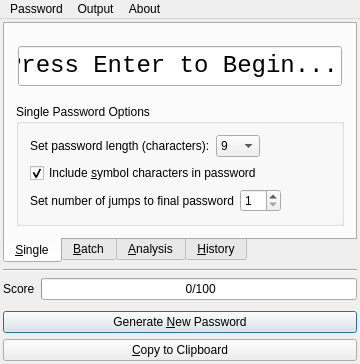
Before: the Qt Designer form ui/mainwindow.ui in pwizard2/randompass, drawn with Qt 5.
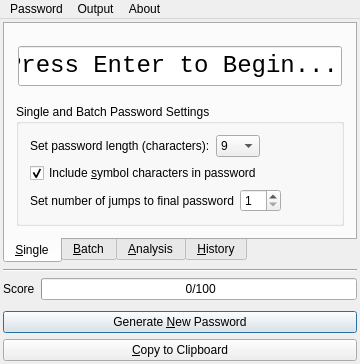
After: the same form once the commit is applied. Icons and pictures are not drawn.

Commit message: added easy analysis of passwords

Patch:
```diff
--- a/ui/mainwindow.ui
+++ b/ui/mainwindow.ui
@@ -158,7 +158,7 @@
         <item>
          <widget class="QGroupBox" name="groupBox">
           <property name="title">
-           <string>Single Password Options</string>
+           <string>Single and Batch Password Settings</string>
           </property>
           <layout class="QVBoxLayout" name="verticalLayout_4">
            <item>
```
Left out of the diff: 5 changed lines with no effect on the pictures. The commit also changes 2 other files.
